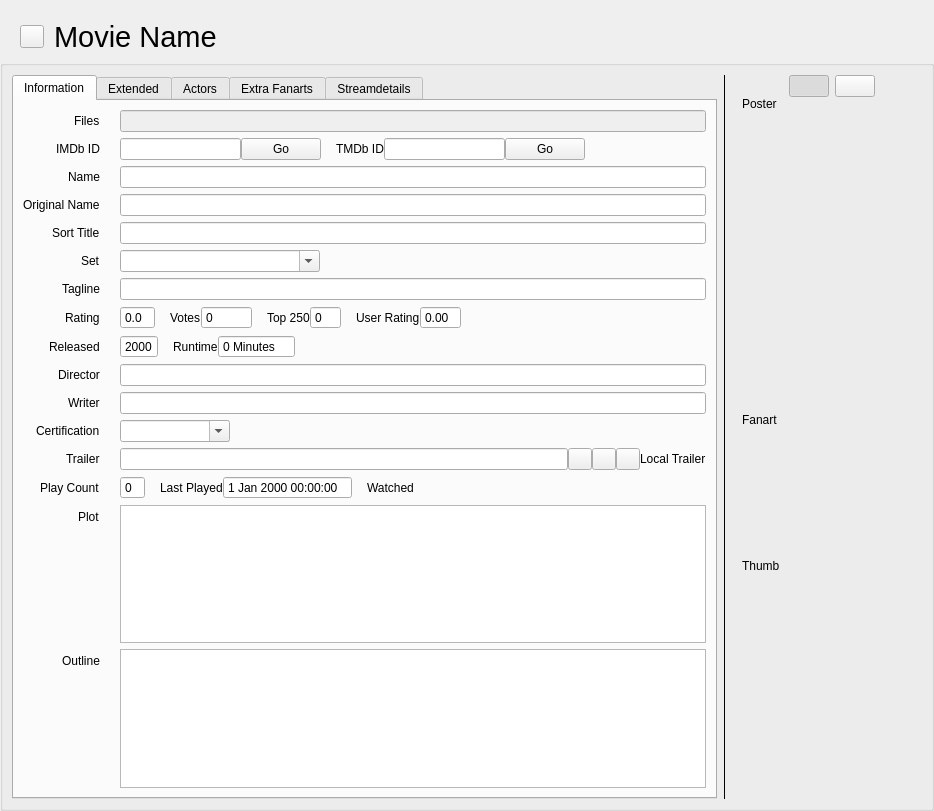
This is src/ui/movies/MovieWidget.ui in Komet/MediaElch as Qt 5 draws it before an edit. The edited form follows.
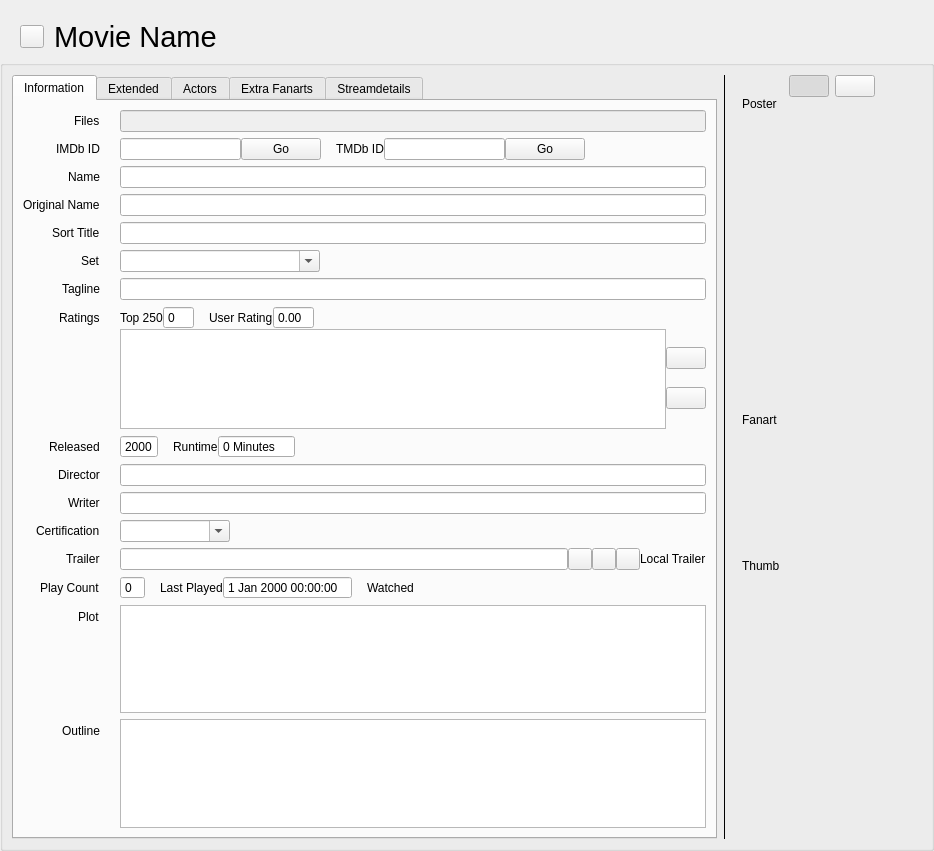
This is the edited form. Icons and pictures are not drawn. Custom widgets are drawn as their Qt base class.

Commit message: [MovieWidget] Add first UI for multiple ratings

The edit to the form file:
```diff
--- a/src/ui/movies/MovieWidget.ui
+++ b/src/ui/movies/MovieWidget.ui
@@ -7,7 +7,7 @@
     <x>0</x>
     <y>0</y>
     <width>934</width>
-    <height>811</height>
+    <height>851</height>
    </rect>
   </property>
   <layout class="QVBoxLayout" name="verticalLayout" stretch="0,1">
@@ -216,7 +216,7 @@
               <item row="7" column="0">
                <widget class="QLabel" name="label_4">
                 <property name="text">
-                 <string>Rating</string>
+                 <string>Ratings</string>
                 </property>
                </widget>
               </item>
@@ -436,69 +436,9 @@
                </layout>
               </item>
               <item row="7" column="1">
-               <layout class="QHBoxLayout" name="horizontalLayout_19">
+               <layout class="QVBoxLayout" name="vLayoutRating">
                 <item>
-                 <widget class="QDoubleSpinBox" name="rating">
-                  <property name="buttonSymbols">
-                   <enum>QAbstractSpinBox::NoButtons</enum>
-                  </property>
-                  <property name="decimals">
-                   <number>1</number>
-                  </property>
-                  <property name="maximum">
-                   <double>10.000000000000000</double>
-                  </property>
-                 </widget>
-                </item>
-                <item>
-                 <spacer name="horizontalSpacer_12">
-                  <property name="orientation">
-                   <enum>Qt::Horizontal</enum>
-                  </property>
-                  <property name="sizeType">
-                   <enum>QSizePolicy::Fixed</enum>
-                  </property>
-                  <property name="sizeHint" stdset="0">
-                   <size>
-                    <width>15</width>
-                    <height>20</height>
-                   </size>
-                  </property>
-                 </spacer>
-                </item>
-                <item>
-                 <widget class="QLabel" name="label_35">
-                  <property name="text">
-                   <string>Votes</string>
-                  </property>
-                 </widget>
-                </item>
-                <item>
-                 <widget class="MySpinBox" name="votes">
-                  <property name="buttonSymbols">
-                   <enum>QAbstractSpinBox::NoButtons</enum>
-                  </property>
-                  <property name="maximum">
-                   <number>9999999</number>
-                  </property>
-                 </widget>
-                </item>
-                <item>
-                 <spacer name="horizontalSpacer_13">
-                  <property name="orientation">
-                   <enum>Qt::Horizontal</enum>
-                  </property>
-                  <property name="sizeType">
-                   <enum>QSizePolicy::Fixed</enum>
-                  </property>
-                  <property name="sizeHint" stdset="0">
-                   <size>
-                    <width>15</width>
-                    <height>20</height>
-                   </size>
-                  </property>
-                 </spacer>
-                </item>
+                 <layout class="QHBoxLayout" name="hLayoutUserRating">
                 <item>
                  <widget class="QLabel" name="label_36">
                   <property name="text">
@@ -552,6 +492,104 @@
                   </property>
                  </widget>
                 </item>
+                  <item>
+                   <spacer name="horizontalSpacer_12">
+                    <property name="orientation">
+                     <enum>Qt::Horizontal</enum>
+                    </property>
+                    <property name="sizeHint" stdset="0">
+                     <size>
+                      <width>40</width>
+                      <height>20</height>
+                     </size>
+                    </property>
+                   </spacer>
+                  </item>
+                 </layout>
+                </item>
+                <item>
+                 <layout class="QVBoxLayout" name="vLayoutRatings">
+                  <item>
+                   <layout class="QHBoxLayout" name="horizontalLayout_6">
+                    <item>
+                     <widget class="QTableView" name="ratings">
+                      <property name="minimumSize">
+                       <size>
+                        <width>0</width>
+                        <height>100</height>
+                       </size>
+                      </property>
+                      <property name="horizontalScrollBarPolicy">
+                       <enum>Qt::ScrollBarAlwaysOff</enum>
+                      </property>
+                      <property name="sizeAdjustPolicy">
+                       <enum>QAbstractScrollArea::AdjustToContents</enum>
+                      </property>
+                      <property name="editTriggers">
+                       <set>QAbstractItemView::DoubleClicked|QAbstractItemView::EditKeyPressed</set>
+                      </property>
+                      <property name="dragEnabled">
+                       <bool>true</bool>
+                      </property>
+                      <property name="selectionMode">
+                       <enum>QAbstractItemView::SingleSelection</enum>
+                      </property>
+                      <property name="selectionBehavior">
+                       <enum>QAbstractItemView::SelectRows</enum>
+                      </property>
+                      <property name="showGrid">
+                       <bool>false</bool>
+                      </property>
+                      <property name="wordWrap">
+                       <bool>false</bool>
+                      </property>
+                      <property name="cornerButtonEnabled">
+                       <bool>false</bool>
+                      </property>
+                      <attribute name="horizontalHeaderStretchLastSection">
+                       <bool>true</bool>
+                      </attribute>
+                      <attribute name="verticalHeaderVisible">
+                       <bool>false</bool>
+                      </attribute>
+                     </widget>
+                    </item>
+                    <item>
+                     <layout class="QVBoxLayout" name="verticalLayout_8">
+                      <item>
+                       <widget class="QPushButton" name="btnAddRating">
+                        <property name="toolTip">
+                         <string>Add rating</string>
+                        </property>
+                        <property name="text">
+                         <string notr="true"/>
+                        </property>
+                        <property name="icon">
+                         <iconset resource="../../../data/MediaElch.qrc">
+                          <normaloff>:/img/plus_white.png</normaloff>:/img/plus_white.png</iconset>
+                        </property>
+                       </widget>
+                      </item>
+                      <item>
+                       <widget class="QPushButton" name="btnRemoveRating">
+                        <property name="toolTip">
+                         <string>Remove selected rating</string>
+                        </property>
+                        <property name="text">
+                         <string notr="true"/>
+                        </property>
+                        <property name="icon">
+                         <iconset resource="../../../data/MediaElch.qrc">
+                          <normaloff>:/img/minus_white.png</normaloff>:/img/minus_white.png</iconset>
+                        </property>
+                       </widget>
+                      </item>
+                     </layout>
+                    </item>
+                   </layout>
+                  </item>
+                 </layout>
+                </item>
                </layout>
               </item>
               <item row="8" column="1">
@@ -1821,11 +1859,6 @@
    <extends>QLabel</extends>
    <header>ui/small_widgets/MyLabel.h</header>
   </customwidget>
-  <customwidget>
-   <class>MySpinBox</class>
-   <extends>QSpinBox</extends>
-   <header>ui/small_widgets/MySpinBox.h</header>
-  </customwidget>
   <customwidget>
    <class>MediaFlags</class>
    <extends>QWidget</extends>
```
Left out of the diff: 2 changed lines with no effect on the pictures. Lines whose indentation alone changed are shown as unchanged. The commit also changes 17 other files.
